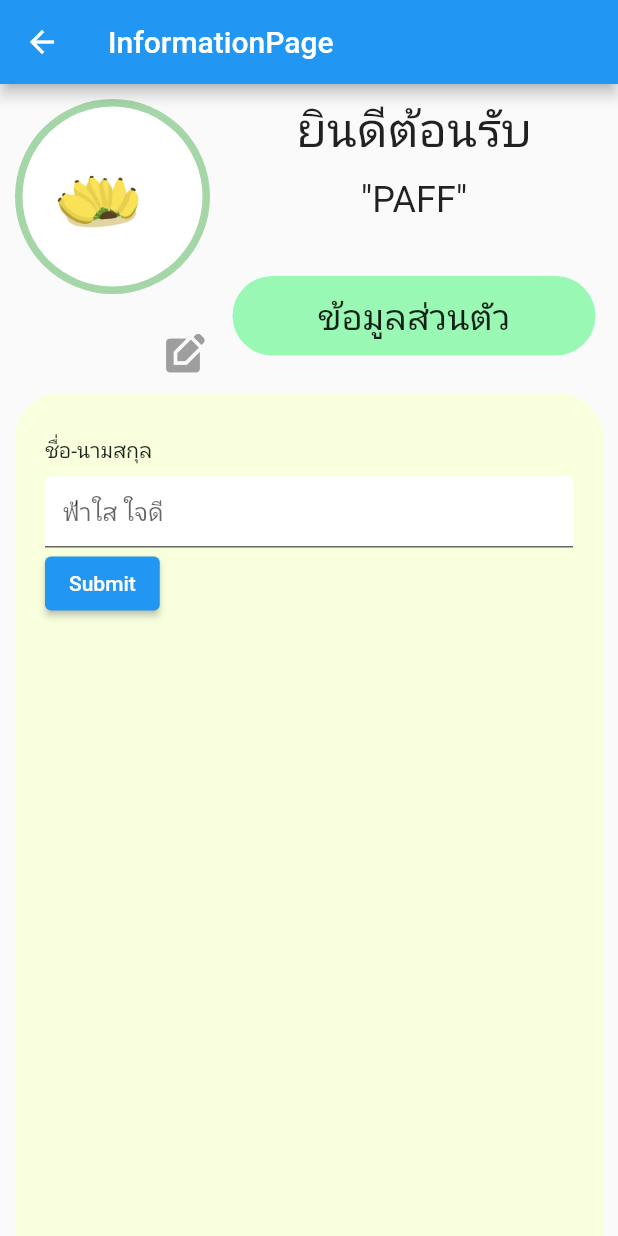
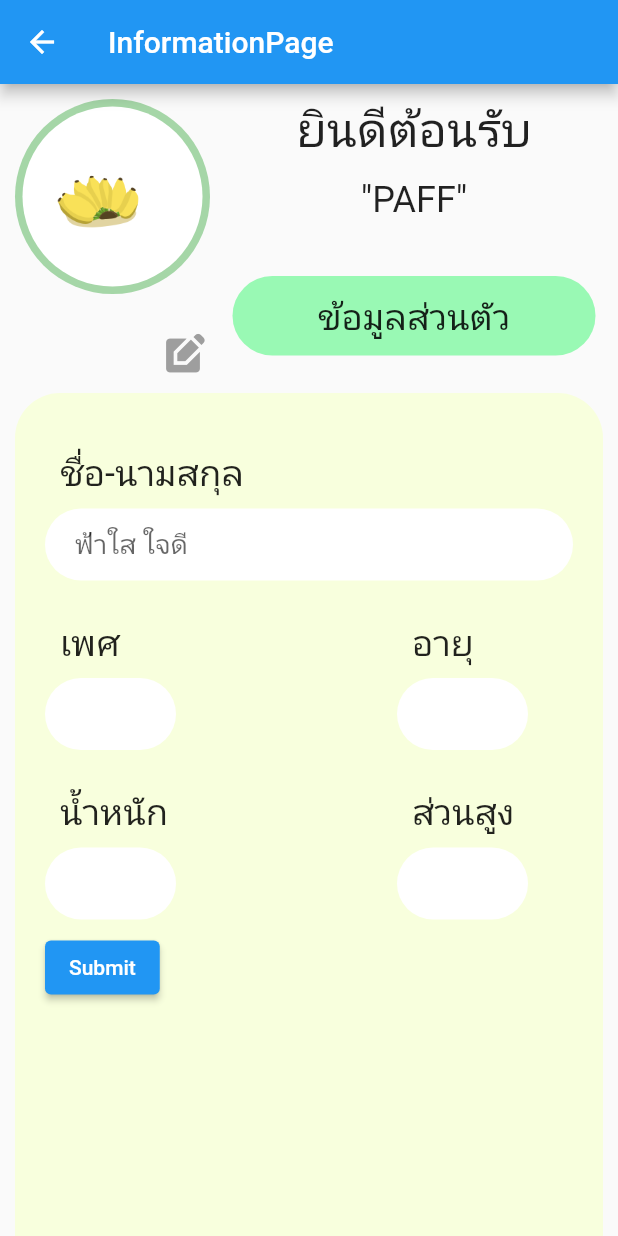
Before and after one commit to AINutritionProject/KinDeeUDee, a Flutter app: the InformationPage screen opened directly, on a phone screen of 412 x 824 dp. Run offline on Flutter 3.47's test engine with Material 2 defaults, Android fonts, the phone set to English and light mode, and no system bars; our stand-ins replace firebase_auth, firebase_core, google_sign_in; accounts and stored records are empty.

Commit message:
add two child text field and create widges folder

```diff
--- a/lib/pages/information/personal_information.dart
+++ b/lib/pages/information/personal_information.dart
@@ -1,5 +1,6 @@
 import 'package:flutter/material.dart';
 import 'package:appfood2/pages/home.dart';
+import 'package:flutter/services.dart';
 
 class PersonalInformation extends StatelessWidget {
   const PersonalInformation({super.key});
@@ -33,17 +34,33 @@ class PersonalBody extends StatefulWidget {
 
 class _PersonalBodyState extends State<PersonalBody> {
   final TextEditingController _nameTextController = TextEditingController();
+  final TextEditingController _genderTextController = TextEditingController();
+  final TextEditingController _ageTextController = TextEditingController();
+  final TextEditingController _weightTextController = TextEditingController();
+  final TextEditingController _heightTextController = TextEditingController();
   late String name;
+  late String gender;
+  late int age;
+  late double weight;
+  late double height;
 
   @override
   void initState() {
     super.initState();
     name = "";
+    gender = "";
+    age = -1;
+    weight = -1;
+    height = -1;
   }
 
   @override
   void dispose() {
     _nameTextController.dispose();
+    _genderTextController.dispose();
+    _ageTextController.dispose();
+    _weightTextController.dispose();
+    _heightTextController.dispose();
     super.dispose();
   }
 
@@ -65,6 +82,21 @@ class _PersonalBodyState extends State<PersonalBody> {
                 textController: _nameTextController,
                 textName: "ชื่อ-นามสกุล",
                 textHint: "ฟ้าใส ใจดี"),
+            TwoChildTextField(
+              leftTextController: _genderTextController,
+              leftTextName: "เพศ",
+              rightTextController: _ageTextController,
+              rightTextName: "อายุ",
+              rightTextInputType: TextInputType.number,
+            ),
+            TwoChildTextField(
+              leftTextController: _weightTextController,
+              rightTextController: _heightTextController,
+              leftTextName: "น้ำหนัก",
+              rightTextName: "ส่วนสูง",
+              leftTextInputType: TextInputType.number,
+              rightTextInputType: TextInputType.number,
+            ),
             ElevatedButton(
               onPressed: () {
                 setState(() {
@@ -80,36 +112,165 @@ class _PersonalBodyState extends State<PersonalBody> {
   }
 }
 
+class TwoChildTextField extends StatelessWidget {
+  final TextEditingController rightTextController;
+  final TextEditingController leftTextController;
+  final String leftTextName;
+  final String rightTextName;
+  final String leftTextHint;
+  final String rightTextHint;
+  final TextInputType leftTextInputType;
+  final TextInputType rightTextInputType;
+  const TwoChildTextField({
+    super.key,
+    required this.leftTextController,
+    required this.rightTextController,
+    required this.leftTextName,
+    required this.rightTextName,
+    this.leftTextHint = "",
+    this.rightTextHint = "",
+    this.leftTextInputType = TextInputType.text,
+    this.rightTextInputType = TextInputType.text,
+  });
+
+  @override
+  Widget build(BuildContext context) {
+    return Padding(
+      padding: const EdgeInsets.symmetric(vertical: 8, horizontal: 0),
+      child: Row(
+        mainAxisAlignment: MainAxisAlignment.spaceBetween,
+        children: [
+          Expanded(
+            flex: 1,
+            child: Column(
+              crossAxisAlignment: CrossAxisAlignment.start,
+              children: [
+                Padding(
+                  padding:
+                      const EdgeInsets.symmetric(vertical: 8, horizontal: 10),
+                  child: Text(
+                    leftTextName,
+                    style: const TextStyle(
+                      fontSize: 24,
+                    ),
+                  ),
+                ),
+                Padding(
+                  padding: const EdgeInsets.only(right: 30),
+                  child: TextField(
+                    controller: leftTextController,
+                    keyboardType: leftTextInputType,
+                    style: const TextStyle(fontSize: 18),
+                    decoration: InputDecoration(
+                      contentPadding: const EdgeInsets.symmetric(
+                          vertical: 0, horizontal: 20),
+                      border: OutlineInputBorder(
+                        borderSide: BorderSide.none,
+                        borderRadius: BorderRadius.circular(25),
+                      ),
+                      filled: true,
+                      fillColor: Colors.white,
+                      hintText: leftTextHint,
+                    ),
+                  ),
+                ),
+              ],
+            ),
+          ),
+          Expanded(
+            flex: 1,
+            child: Container(),
+          ),
+          Expanded(
+            flex: 1,
+            child: Column(
+              crossAxisAlignment: CrossAxisAlignment.start,
+              children: [
+                Padding(
+                  padding:
+                      const EdgeInsets.symmetric(vertical: 8, horizontal: 10),
+                  child: Text(
+                    rightTextName,
+                    style: const TextStyle(
+                      fontSize: 24,
+                    ),
+                  ),
+                ),
+                Padding(
+                  padding: const EdgeInsets.only(right: 30),
+                  child: TextField(
+                    controller: rightTextController,
+                    keyboardType: rightTextInputType,
+                    style: const TextStyle(fontSize: 18),
+                    decoration: InputDecoration(
+                      contentPadding: const EdgeInsets.symmetric(
+                          vertical: 0, horizontal: 20),
+                      border: OutlineInputBorder(
+                        borderSide: BorderSide.none,
+                        borderRadius: BorderRadius.circular(25),
+                      ),
+                      filled: true,
+                      fillColor: Colors.white,
+                      hintText: rightTextHint,
+                    ),
+                  ),
+                ),
+              ],
+            ),
+          )
+        ],
+      ),
+    );
+  }
+}
+
 class OneChildTextField extends StatelessWidget {
   final TextEditingController textController;
   final String textName;
   final String textHint;
-
+  final TextInputType textInputType;
   const OneChildTextField({
     super.key,
     required this.textController,
     required this.textName,
+    this.textInputType = TextInputType.text,
     this.textHint = "",
   });
 
   @override
   Widget build(BuildContext context) {
-    return Column(
+    return Padding(
+      padding: const EdgeInsets.symmetric(vertical: 8, horizontal: 0),
+      child: Column(
         crossAxisAlignment: CrossAxisAlignment.start,
         children: [
           Padding(
-          padding: const EdgeInsets.symmetric(vertical: 8, horizontal: 0),
-          child: Text(textName),
+            padding: const EdgeInsets.symmetric(vertical: 8, horizontal: 10),
+            child: Text(
+              textName,
+              style: const TextStyle(
+                fontSize: 24,
+              ),
+            ),
           ),
           TextField(
+            keyboardType: textInputType,
             controller: textController,
+            style: const TextStyle(fontSize: 18),
             decoration: InputDecoration(
+              contentPadding:
+                  const EdgeInsets.symmetric(vertical: 0, horizontal: 20),
+              border: OutlineInputBorder(
+                borderSide: BorderSide.none,
+                borderRadius: BorderRadius.circular(25),
+              ),
               filled: true,
               fillColor: Colors.white,
               hintText: textHint,
             ),
           ),
         ],
+      ),
     );
   }
 }
```
Also changed, not shown: lib/pages/home.dart (line endings or trailing spaces), lib/widgets/dropdown.dart (added). Lines whose indentation alone changed are shown as unchanged.
